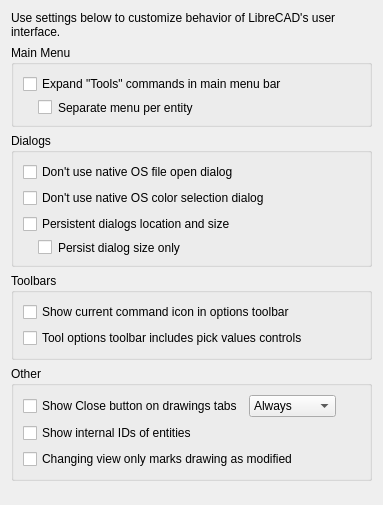
First picture: the form in librecad/src/ui/dialogs/settings/options_general/pages/application/lc_settings_page_program_defaults.ui, repository sand1024/LibreCAD, before the edit.
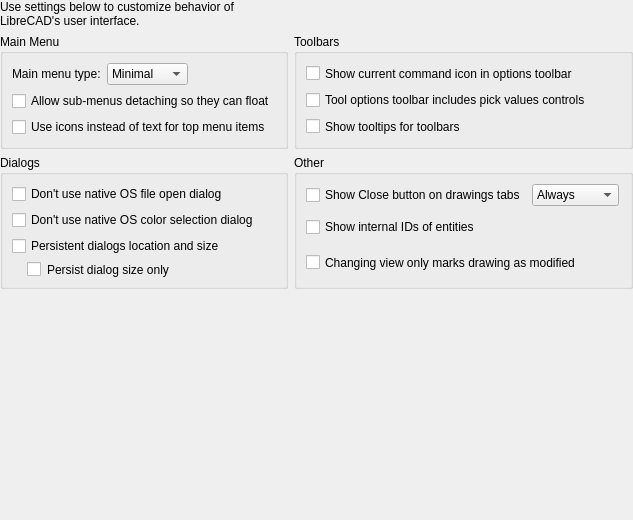
Second picture: the form after the edit. Custom widgets are drawn as their Qt base class.

Commit message: settings dialogs update

Diff of the .ui file:
```diff
--- a/librecad/src/ui/dialogs/settings/options_general/pages/application/lc_settings_page_program_defaults.ui
+++ b/librecad/src/ui/dialogs/settings/options_general/pages/application/lc_settings_page_program_defaults.ui
@@ -6,113 +6,133 @@
    <rect>
     <x>0</x>
     <y>0</y>
-    <width>383</width>
-    <height>505</height>
+    <width>633</width>
+    <height>520</height>
    </rect>
   </property>
   <layout class="QGridLayout" name="gridLayout">
-   <item row="4" column="0" rowspan="2" colspan="2">
-    <widget class="QGroupBox" name="groupBox">
+   <property name="leftMargin">
+    <number>0</number>
+   </property>
+   <property name="topMargin">
+    <number>0</number>
+   </property>
+   <property name="rightMargin">
+    <number>0</number>
+   </property>
+   <property name="bottomMargin">
+    <number>0</number>
+   </property>
+   <item row="0" column="0" colspan="2">
+    <widget class="QLabel" name="label">
+     <property name="text">
+      <string>Use settings below to customize behavior of LibreCAD's user interface.</string>
+     </property>
+     <property name="wordWrap">
+      <bool>true</bool>
+     </property>
+    </widget>
+   </item>
+   <item row="1" column="0" colspan="2">
+    <widget class="QGroupBox" name="groupBox_4">
      <property name="title">
-      <string>Other</string>
+      <string>Main Menu</string>
      </property>
-     <layout class="QGridLayout" name="gridLayout_2">
-      <item row="3" column="1">
-       <widget class="LC_ContentAdjustableComboBox" name="cbTabCloseButtonMode">
-        <property name="toolTip">
-         <string>Tab Close Button
-
-Defines when close button should be shown.</string>
-        </property>
-        <property name="sizeAdjustPolicy">
-         <enum>QComboBox::SizeAdjustPolicy::AdjustToContents</enum>
-        </property>
-        <item>
-         <property name="text">
-          <string>Always</string>
-         </property>
-        </item>
-        <item>
-         <property name="text">
-          <string>Active Tab</string>
-         </property>
-        </item>
-       </widget>
-      </item>
-      <item row="5" column="0" colspan="2">
-       <widget class="QCheckBox" name="cbChangingViewOnlyModifiesDrawing">
-        <property name="sizePolicy">
-         <sizepolicy hsizetype="Preferred" vsizetype="Preferred">
-          <horstretch>0</horstretch>
-          <verstretch>0</verstretch>
-         </sizepolicy>
-        </property>
-        <property name="toolTip">
-         <string>Document Modification
-
-If checked, any changes of zoom or pan for drawing will mark drawing as modified. 
-Otherwise, changing view only will not affect modified status of the drawing. </string>
-        </property>
-        <property name="text">
-         <string>Changing view only marks drawing as modified</string>
-        </property>
-       </widget>
-      </item>
-      <item row="3" column="0">
-       <widget class="QCheckBox" name="cbTabCloseButton">
-        <property name="sizePolicy">
-         <sizepolicy hsizetype="Preferred" vsizetype="Preferred">
-          <horstretch>0</horstretch>
-          <verstretch>0</verstretch>
-         </sizepolicy>
-        </property>
-        <property name="toolTip">
-         <string>Drawing Tab Closing Button
-
-If checked, close cross button will be shown in
-tabs for drawings if drawings are in Tab mode</string>
-        </property>
-        <property name="text">
-         <string>Show Close button on drawings tabs</string>
-        </property>
-       </widget>
-      </item>
-      <item row="4" column="0" colspan="2">
-       <widget class="QCheckBox" name="cbShowEntityIDs">
-        <property name="sizePolicy">
-         <sizepolicy hsizetype="Preferred" vsizetype="Preferred">
-          <horstretch>0</horstretch>
-          <verstretch>0</verstretch>
-         </sizepolicy>
-        </property>
-        <property name="toolTip">
-         <string>Entity IDs
-
-If enabled, internal ID of entity will be shown
-in properties dialog and Entity Info widget.</string>
-        </property>
-        <property name="text">
-         <string>Show internal IDs of entities</string>
-        </property>
-       </widget>
-      </item>
-      <item row="3" column="2">
-       <spacer name="horizontalSpacer">
+     <layout class="QGridLayout" name="gridLayout_5">
+      <item row="1" column="2">
+       <spacer name="horizontalSpacer_2">
         <property name="orientation">
          <enum>Qt::Orientation::Horizontal</enum>
         </property>
         <property name="sizeHint" stdset="0">
          <size>
-          <width>0</width>
-          <height>0</height>
+          <width>40</width>
+          <height>20</height>
          </size>
         </property>
        </spacer>
       </item>
+      <item row="1" column="0">
+       <widget class="QLabel" name="label_2">
+        <property name="text">
+         <string>Main menu type:</string>
+        </property>
+       </widget>
+      </item>
+      <item row="1" column="1">
+       <widget class="QComboBox" name="cbMenuType">
+        <property name="toolTip">
+         <string>Menu Type
+
+Defines whether minimal, compact or extended form of main menu 
+should be show. The structure of each menu form is defined by 
+navigation scheme managed by Application Customization dialog.</string>
+        </property>
+        <item>
+         <property name="text">
+          <string>Minimal</string>
+         </property>
+        </item>
+        <item>
+         <property name="text">
+          <string>Compact</string>
+         </property>
+        </item>
+        <item>
+         <property name="text">
+          <string>Extended</string>
+         </property>
+        </item>
+       </widget>
+      </item>
+      <item row="2" column="0" colspan="3">
+       <widget class="QCheckBox" name="cbAllowMenusDetaching">
+        <property name="sizePolicy">
+         <sizepolicy hsizetype="Preferred" vsizetype="Preferred">
+          <horstretch>0</horstretch>
+          <verstretch>0</verstretch>
+         </sizepolicy>
+        </property>
+        <property name="toolTip">
+         <string>Detached Floating Menus
+
+If enabled, drop-down menus may become floating (by pressing top item).</string>
+        </property>
+        <property name="text">
+         <string>Allow sub-menus detaching so they can float</string>
+        </property>
+       </widget>
+      </item>
+      <item row="3" column="0" colspan="3">
+       <widget class="QCheckBox" name="cbMainMenuShowIcons">
+        <property name="toolTip">
+         <string>Top-level icons
+
+If selected, instead of standard text for top-level menu items,
+just an icon will be shown in menu.</string>
+        </property>
+        <property name="text">
+         <string>Use icons instead of text for top menu items</string>
+        </property>
+       </widget>
+      </item>
      </layout>
     </widget>
    </item>
-   <item row="2" column="0" colspan="2">
+   <item row="7" column="0" colspan="2">
+    <spacer name="verticalSpacer">
+     <property name="orientation">
+      <enum>Qt::Orientation::Vertical</enum>
+     </property>
+     <property name="sizeHint" stdset="0">
+      <size>
+       <width>0</width>
+       <height>0</height>
+      </size>
+     </property>
+    </spacer>
+   </item>
+   <item row="3" column="0" colspan="2">
     <widget class="QGroupBox" name="groupBox_2">
      <property name="title">
       <string>Dialogs</string>
@@ -193,81 +213,12 @@
      </layout>
     </widget>
    </item>
-   <item row="1" column="0" colspan="2">
-    <widget class="QGroupBox" name="groupBox_4">
-     <property name="title">
-      <string>Main Menu</string>
-     </property>
-     <layout class="QGridLayout" name="gridLayout_5">
-      <item row="0" column="0">
-       <widget class="QCheckBox" name="cbExpandToolsMenu">
-        <property name="sizePolicy">
-         <sizepolicy hsizetype="Preferred" vsizetype="Preferred">
-          <horstretch>0</horstretch>
-          <verstretch>0</verstretch>
-         </sizepolicy>
-        </property>
-        <property name="toolTip">
-         <string>Expanding Main Menu
-
-If selected, menu will include top-level items for drawing tools.
-Otherwise, they will under the same menu item.</string>
-        </property>
-        <property name="text">
-         <string>Expand &quot;Tools&quot; commands in main menu bar</string>
-        </property>
-       </widget>
-      </item>
-      <item row="1" column="0">
-       <widget class="QCheckBox" name="cbExpandToolsMenuTillEntity">
-        <property name="sizePolicy">
-         <sizepolicy hsizetype="Preferred" vsizetype="Preferred">
-          <horstretch>0</horstretch>
-          <verstretch>0</verstretch>
-         </sizepolicy>
-        </property>
-        <property name="toolTip">
-         <string>Wide Main Menu
-
-If selected, separate menu will be created for each group of entity-related commands.
-Otherwise, these command will be under the same menu.</string>
-        </property>
-        <property name="styleSheet">
-         <string notr="true">margin-left:15px</string>
-        </property>
-        <property name="text">
-         <string>Separate menu per entity</string>
-        </property>
-       </widget>
-      </item>
-     </layout>
-    </widget>
-   </item>
-   <item row="3" column="0" colspan="2">
+   <item row="1" column="2">
     <widget class="QGroupBox" name="groupBox_3">
      <property name="title">
       <string>Toolbars</string>
      </property>
      <layout class="QGridLayout" name="gridLayout_4">
-      <item row="0" column="0">
-       <widget class="QCheckBox" name="cbShowCurrentActionIconInOptions">
-        <property name="sizePolicy">
-         <sizepolicy hsizetype="Preferred" vsizetype="Preferred">
-          <horstretch>0</horstretch>
-          <verstretch>0</verstretch>
-         </sizepolicy>
-        </property>
-        <property name="toolTip">
-         <string>Current Command Icon
-
-If checked, the icon for current action will be shown 
-in options toolbar before action's options</string>
-        </property>
-        <property name="text">
-         <string>Show current command icon in options toolbar</string>
-        </property>
-       </widget>
-      </item>
       <item row="1" column="0">
        <widget class="QCheckBox" name="cbInteractiveInputInActionToolbarEnabled">
         <property name="sizePolicy">
@@ -288,30 +239,145 @@
         </property>
        </widget>
       </item>
+      <item row="0" column="0">
+       <widget class="QCheckBox" name="cbShowCurrentActionIconInOptions">
+        <property name="sizePolicy">
+         <sizepolicy hsizetype="Preferred" vsizetype="Preferred">
+          <horstretch>0</horstretch>
+          <verstretch>0</verstretch>
+         </sizepolicy>
+        </property>
+        <property name="toolTip">
+         <string>Current Command Icon
+
+If checked, the icon for current action will be shown 
+in options toolbar before action's options</string>
+        </property>
+        <property name="text">
+         <string>Show current command icon in options toolbar</string>
+        </property>
+       </widget>
+      </item>
+      <item row="2" column="0">
+       <widget class="QCheckBox" name="cbShowToolbarTooltips">
+        <property name="sizePolicy">
+         <sizepolicy hsizetype="Preferred" vsizetype="Preferred">
+          <horstretch>0</horstretch>
+          <verstretch>0</verstretch>
+         </sizepolicy>
+        </property>
+        <property name="toolTip">
+         <string>Tooltips for Toolbars
+
+                      If enabled, tooltips with toolbar name will be shown for toolbars.</string>
+        </property>
+        <property name="text">
+         <string>Show tooltips for toolbars</string>
+        </property>
+       </widget>
+      </item>
      </layout>
     </widget>
    </item>
-   <item row="6" column="0" colspan="2">
-    <spacer name="verticalSpacer">
-     <property name="orientation">
-      <enum>Qt::Orientation::Vertical</enum>
+   <item row="3" column="2">
+    <widget class="QGroupBox" name="groupBox">
+     <property name="title">
+      <string>Other</string>
      </property>
-     <property name="sizeHint" stdset="0">
-      <size>
-       <width>0</width>
-       <height>0</height>
-      </size>
-     </property>
-    </spacer>
-   </item>
-   <item row="0" column="0" colspan="2">
-    <widget class="QLabel" name="label">
-     <property name="text">
-      <string>Use settings below to customize behavior of LibreCAD's user interface.</string>
-     </property>
-     <property name="wordWrap">
-      <bool>true</bool>
-     </property>
+     <layout class="QGridLayout" name="gridLayout_2">
+      <item row="3" column="1">
+       <widget class="LC_ContentAdjustableComboBox" name="cbTabCloseButtonMode">
+        <property name="toolTip">
+         <string>Tab Close Button
+
+Defines when close button should be shown.</string>
+        </property>
+        <property name="sizeAdjustPolicy">
+         <enum>QComboBox::SizeAdjustPolicy::AdjustToContents</enum>
+        </property>
+        <item>
+         <property name="text">
+          <string>Always</string>
+         </property>
+        </item>
+        <item>
+         <property name="text">
+          <string>Active Tab</string>
+         </property>
+        </item>
+       </widget>
+      </item>
+      <item row="5" column="0" colspan="2">
+       <widget class="QCheckBox" name="cbChangingViewOnlyModifiesDrawing">
+        <property name="sizePolicy">
+         <sizepolicy hsizetype="Preferred" vsizetype="Preferred">
+          <horstretch>0</horstretch>
+          <verstretch>0</verstretch>
+         </sizepolicy>
+        </property>
+        <property name="toolTip">
+         <string>Document Modification
+
+If checked, any changes of zoom or pan for drawing will mark drawing as modified. 
+Otherwise, changing view only will not affect modified status of the drawing. </string>
+        </property>
+        <property name="text">
+         <string>Changing view only marks drawing as modified</string>
+        </property>
+       </widget>
+      </item>
+      <item row="3" column="0">
+       <widget class="QCheckBox" name="cbTabCloseButton">
+        <property name="sizePolicy">
+         <sizepolicy hsizetype="Preferred" vsizetype="Preferred">
+          <horstretch>0</horstretch>
+          <verstretch>0</verstretch>
+         </sizepolicy>
+        </property>
+        <property name="toolTip">
+         <string>Drawing Tab Closing Button
+
+If checked, close cross button will be shown in
+tabs for drawings if drawings are in Tab mode</string>
+        </property>
+        <property name="text">
+         <string>Show Close button on drawings tabs</string>
+        </property>
+       </widget>
+      </item>
+      <item row="4" column="0" colspan="2">
+       <widget class="QCheckBox" name="cbShowEntityIDs">
+        <property name="sizePolicy">
+         <sizepolicy hsizetype="Preferred" vsizetype="Preferred">
+          <horstretch>0</horstretch>
+          <verstretch>0</verstretch>
+         </sizepolicy>
+        </property>
+        <property name="toolTip">
+         <string>Entity IDs
+
+If enabled, internal ID of entity will be shown
+in properties dialog and Entity Info widget.</string>
+        </property>
+        <property name="text">
+         <string>Show internal IDs of entities</string>
+        </property>
+       </widget>
+      </item>
+      <item row="3" column="2">
+       <spacer name="horizontalSpacer">
+        <property name="orientation">
+         <enum>Qt::Orientation::Horizontal</enum>
+        </property>
+        <property name="sizeHint" stdset="0">
+         <size>
+          <width>0</width>
+          <height>0</height>
+         </size>
+        </property>
+       </spacer>
+      </item>
+     </layout>
     </widget>
    </item>
   </layout>
```
The commit also changes 90 other files.
